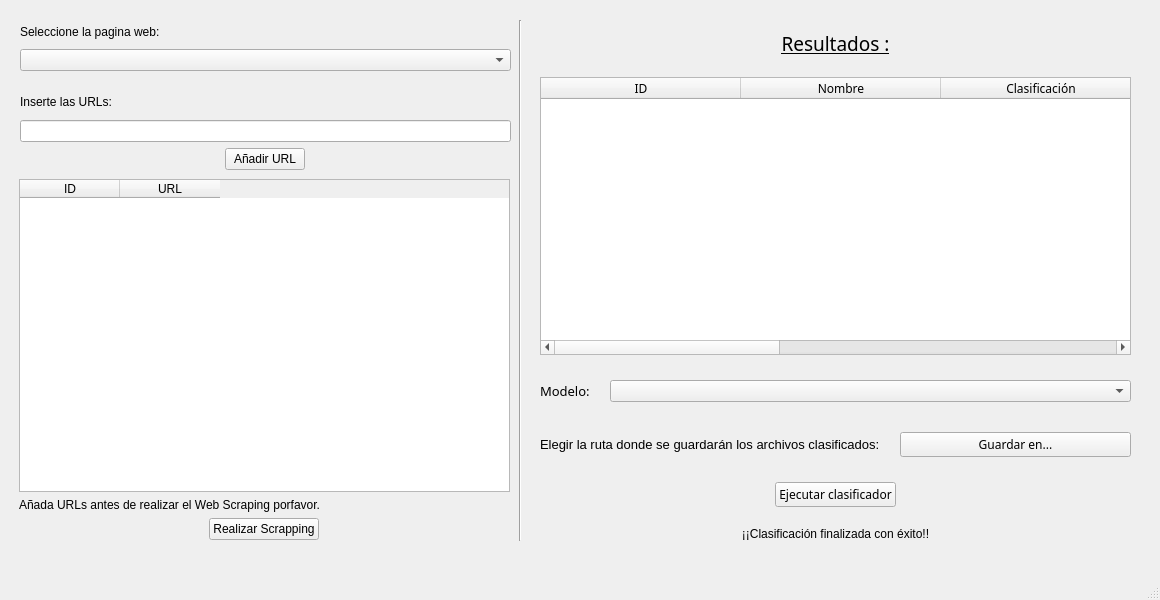
The window that Resources/UI/VentanaClasificadorWeb.ui (40CompilerErrors/Proyecto2) describes before a commit, drawn with Qt 5.
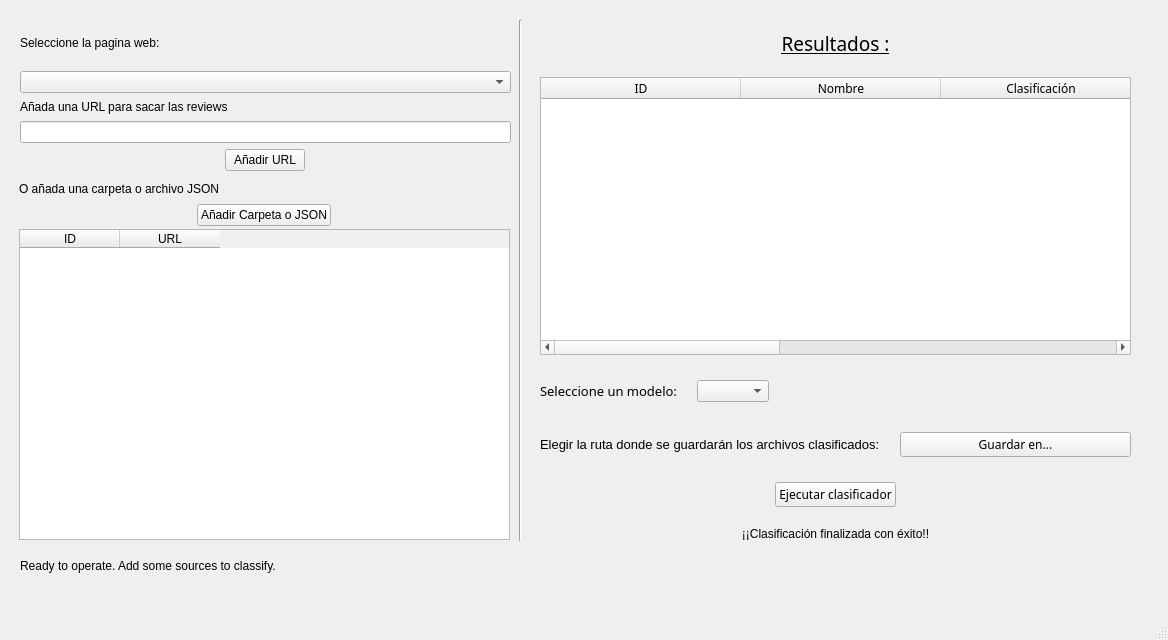
The same window after the commit. Icons and pictures are not drawn.

Commit message: Auto stash before merge of "master" and "origin/master"

```diff
--- a/Resources/UI/VentanaClasificadorWeb.ui
+++ b/Resources/UI/VentanaClasificadorWeb.ui
@@ -6,72 +6,21 @@
    <rect>
     <x>0</x>
     <y>0</y>
-    <width>1160</width>
-    <height>600</height>
+    <width>1168</width>
+    <height>640</height>
    </rect>
   </property>
   <property name="windowTitle">
    <string>MainWindow</string>
   </property>
   <widget class="QWidget" name="centralwidget">
-   <widget class="QWidget" name="verticalLayoutWidget">
-    <property name="geometry">
-     <rect>
-      <x>20</x>
-      <y>20</y>
-      <width>491</width>
-      <height>51</height>
-     </rect>
-    </property>
-    <layout class="QVBoxLayout" name="verticalLayout">
-     <item>
-      <widget class="QLabel" name="label">
-       <property name="text">
-        <string>Seleccione la pagina web:</string>
-       </property>
-      </widget>
-     </item>
-     <item>
-      <widget class="QComboBox" name="pages_combo"/>
-     </item>
-    </layout>
-   </widget>
-   <widget class="QWidget" name="verticalLayoutWidget_3">
-    <property name="geometry">
-     <rect>
-      <x>20</x>
-      <y>90</y>
-      <width>491</width>
-      <height>80</height>
-     </rect>
-    </property>
-    <layout class="QVBoxLayout" name="verticalLayout_3">
-     <item>
-      <widget class="QLabel" name="label_2">
-       <property name="text">
-        <string>Inserte las URLs:</string>
-       </property>
-      </widget>
-     </item>
-     <item>
-      <widget class="QLineEdit" name="url_line"/>
-     </item>
-     <item alignment="Qt::AlignHCenter">
-      <widget class="QPushButton" name="addUrl_button">
-       <property name="text">
-        <string>Añadir URL</string>
-       </property>
-      </widget>
-     </item>
-    </layout>
-   </widget>
    <widget class="QWidget" name="verticalLayoutWidget_4">
     <property name="geometry">
      <rect>
       <x>19</x>
-      <y>179</y>
+      <y>229</y>
       <width>491</width>
-      <height>361</height>
+      <height>311</height>
      </rect>
     </property>
     <layout class="QVBoxLayout" name="verticalLayout_4">
@@ -89,20 +38,6 @@
        </column>
       </widget>
      </item>
-     <item>
-      <widget class="QLabel" name="label_3">
-       <property name="text">
-        <string>Añada URLs antes de realizar el Web Scraping porfavor.</string>
-       </property>
-      </widget>
-     </item>
-     <item alignment="Qt::AlignHCenter">
-      <widget class="QPushButton" name="scrap_Button">
-       <property name="text">
-        <string>Realizar Scrapping</string>
-       </property>
-      </widget>
-     </item>
     </layout>
    </widget>
    <widget class="QWidget" name="layoutWidget">
@@ -216,7 +151,7 @@
           </font>
          </property>
          <property name="text">
-          <string>Modelo:</string>
+          <string>Seleccione un modelo:</string>
          </property>
         </widget>
        </item>
@@ -235,6 +170,22 @@
          </property>
         </widget>
        </item>
+       <item>
+        <spacer name="horizontalSpacer">
+         <property name="orientation">
+          <enum>Qt::Horizontal</enum>
+         </property>
+         <property name="sizeType">
+          <enum>QSizePolicy::MinimumExpanding</enum>
+         </property>
+         <property name="sizeHint" stdset="0">
+          <size>
+           <width>20</width>
+           <height>20</height>
+          </size>
+         </property>
+        </spacer>
+       </item>
       </layout>
      </item>
      <item>
@@ -347,6 +298,113 @@
      <enum>Qt::Vertical</enum>
     </property>
    </widget>
+   <widget class="QWidget" name="horizontalLayoutWidget">
+    <property name="geometry">
+     <rect>
+      <x>20</x>
+      <y>550</y>
+      <width>1131</width>
+      <height>31</height>
+     </rect>
+    </property>
+    <layout class="QHBoxLayout" name="horizontalLayout_2">
+     <item>
+      <widget class="QLabel" name="messages">
+       <property name="autoFillBackground">
+        <bool>false</bool>
+       </property>
+       <property name="text">
+        <string>Ready to operate. Add some sources to classify.</string>
+       </property>
+      </widget>
+     </item>
+    </layout>
+   </widget>
+   <widget class="QWidget" name="verticalLayoutWidget_2">
+    <property name="geometry">
+     <rect>
+      <x>20</x>
+      <y>20</y>
+      <width>491</width>
+      <height>151</height>
+     </rect>
+    </property>
+    <layout class="QVBoxLayout" name="verticalLayout_2">
+     <item>
+      <layout class="QVBoxLayout" name="verticalLayout">
+       <item>
+        <widget class="QLabel" name="label">
+         <property name="text">
+          <string>Seleccione la pagina web:</string>
+         </property>
+        </widget>
+       </item>
+       <item>
+        <widget class="QComboBox" name="pages_combo"/>
+       </item>
+      </layout>
+     </item>
+     <item>
+      <layout class="QVBoxLayout" name="verticalLayout_3">
+       <item>
+        <widget class="QLabel" name="label_2">
+         <property name="text">
+          <string>Añada una URL para sacar las reviews</string>
+         </property>
+        </widget>
+       </item>
+       <item>
+        <widget class="QLineEdit" name="url_line"/>
+       </item>
+       <item alignment="Qt::AlignHCenter">
+        <widget class="QPushButton" name="addUrl_button">
+         <property name="text">
+          <string>Añadir URL</string>
+         </property>
+        </widget>
+       </item>
+      </layout>
+     </item>
+    </layout>
+   </widget>
+   <widget class="QWidget" name="verticalLayoutWidget_5">
+    <property name="geometry">
+     <rect>
+      <x>19</x>
+      <y>179</y>
+      <width>491</width>
+      <height>47</height>
+     </rect>
+    </property>
+    <layout class="QVBoxLayout" name="verticalLayout_6">
+     <item>
+      <widget class="QLabel" name="label_7">
+       <property name="text">
+        <string>O añada una carpeta o archivo JSON</string>
+       </property>
+      </widget>
+     </item>
+     <item alignment="Qt::AlignHCenter">
+      <widget class="QPushButton" name="addFolderButton">
+       <property name="layoutDirection">
+        <enum>Qt::LeftToRight</enum>
+       </property>
+       <property name="text">
+        <string>Añadir Carpeta o JSON</string>
+       </property>
+       <property name="autoDefault">
+        <bool>false</bool>
+       </property>
+       <property name="default">
+        <bool>false</bool>
+       </property>
+       <property name="flat">
+        <bool>false</bool>
+       </property>
+      </widget>
+     </item>
+    </layout>
+   </widget>
   </widget>
   <widget class="QMenuBar" name="menubar">
    <property name="geometry">
```
Left out of the diff: 4 changed lines with no effect on the pictures. The commit also changes 2 other files.
